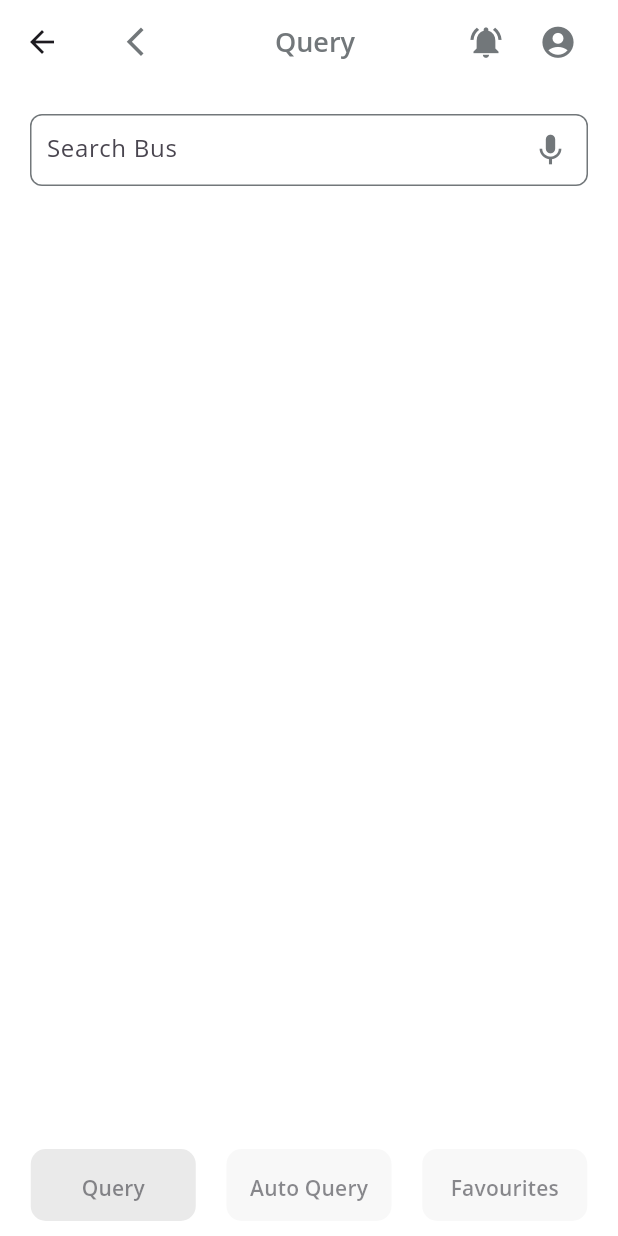
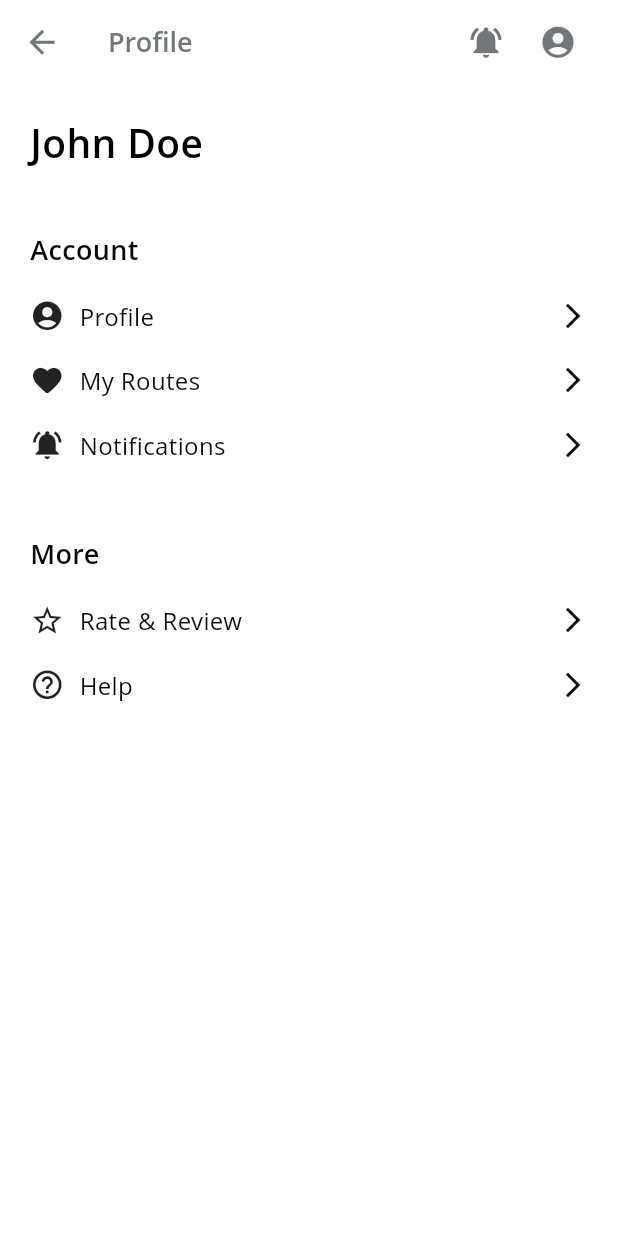
Before and after one commit to VanshitaKanodia/OnBoardApp, a Flutter app: the HomePage screen opened by its route, after a tap on the "account circle" icon, on a phone screen of 412 x 824 dp. Run offline on Flutter 3.47's test engine with Material 3 defaults, Android fonts, the phone set to English and light mode, and no system bars; our stand-ins replace flutter_blue, flutter_blue_plus, flutter_tts, get, otp_text_field, permission_handler and 1 more; missing offline and left inert: fl_country_code_picker; Roboto replaces fonts that are missing (Open Sans); statements that could not run were skipped.

Commit message:
profile page created

```diff
--- a/lib/auth_page/Init_page.dart
+++ b/lib/auth_page/Init_page.dart
@@ -14,7 +14,7 @@ class InitPage extends StatelessWidget {
               Container(
                 width: 412.96,
                 height: 412.96,
-                child: Image.asset("assets/img.png"),
+                child: Image.asset("assets/init_img.png"),
               ),
               GestureDetector(
                   onTap: () {
--- /dev/null
+++ b/lib/auth_page/profile_page.dart
@@ -0,0 +1,146 @@
+import 'package:flutter/material.dart';
+
+class ProfilePage extends StatelessWidget {
+
+  @override
+  Widget build(BuildContext context) {
+    return Scaffold(
+      backgroundColor: Colors.white,
+      appBar: AppBar(
+        iconTheme: IconThemeData(
+          size: 25,
+          color: Color(0xFF72777A),
+        ),
+        backgroundColor: Colors.white,
+        title: Row(
+          mainAxisAlignment: MainAxisAlignment.spaceBetween,
+          children: [
+            // IconButton(
+            //   iconSize: 23,
+            //   color: Color(0xFF72777A),
+            //   icon: Icon(Icons.clear_rounded),
+            //   onPressed: () {
+            //     // Handle back button pressed
+            //   },
+            // ),
+            Text(
+              'Profile',
+                textAlign: TextAlign.center,
+                style: TextStyle(
+                  color: Color(0xFF72777A),
+                  fontSize: 18,
+                  fontFamily: 'Open Sans',
+                  fontWeight: FontWeight.w600,
+                  height: 0.05,
+                )
+            ),
+            Row(
+              children: [
+                IconButton(
+                  icon: Icon(Icons.notifications_active),
+                  onPressed: () {
+                    // Handle notification button pressed
+                  },
+                ),
+                IconButton(
+                  icon: Icon(Icons.account_circle),
+                  onPressed: () {
+                    // Handle profile button pressed
+                    Navigator.pushNamed(context, 'profile_page');
+                  },
+                ),
+              ],
+            ),
+          ],
+        ),
+      ),
+      body: Padding(
+        padding: EdgeInsets.all(20.0),
+        child: Column(
+          crossAxisAlignment: CrossAxisAlignment.start,
+          children: [
+            Text(
+              'John Doe', // Replace with the actual name
+              style: TextStyle(
+                color: Colors.black,
+                fontSize: 26,
+                fontFamily: 'Open Sans',
+                fontWeight: FontWeight.w600,
+              ),
+            ),
+            SizedBox(height: 40),
+            Text(
+              'Account',
+              style: TextStyle(
+                color: Color(0xFF090A0A),
+                fontSize: 18,
+                fontFamily: 'Open Sans',
+                fontWeight: FontWeight.w600,
+              ),
+            ),
+            SizedBox(height: 10),
+            buildSubHeading(context, Icons.account_circle_rounded, 'Profile', () {
+              // Navigate to personal information page
+              Navigator.pushNamed(context, 'edit_profile');
+            }),
+            buildSubHeading(context, Icons.favorite_rounded, 'My Routes', () {
+              // Navigate to security page
+            }),
+            buildSubHeading(context, Icons.notifications_active, 'Notifications', () {
+              // Navigate to notifications page
+            }),
+            SizedBox(height: 38,),
+            // Add more subheadings as needed
+            Text(
+              'More',
+              style: TextStyle(
+                color: Color(0xFF090A0A),
+                fontSize: 18,
+                fontFamily: 'Open Sans',
+                fontWeight: FontWeight.w600,
+              ),
+            ),
+            SizedBox(height: 10),
+            buildSubHeading(context, Icons.star_outline_sharp, 'Rate & Review', () {
+              // Navigate to personal information page
+            }),
+            buildSubHeading(context, Icons.help_outline_rounded, 'Help', () {
+              // Navigate to security page
+            }),
+          ],
+        ),
+      ),
+    );
+  }
+
+  Widget buildSubHeading(BuildContext context, IconData icon, String text, Function() onTap) {
+    return InkWell(
+      onTap: onTap,
+      child: Padding(
+        padding: EdgeInsets.symmetric(vertical: 10),
+        child: Row(
+          children: [
+            Icon(icon,
+            size: 23,),
+            SizedBox(width: 10),
+            Expanded(
+              child: Text(
+                text,
+                style: TextStyle(
+                  color: Color(0xFF090A0A),
+                  fontSize: 16,
+                  fontFamily: 'Open Sans',
+                  fontWeight: FontWeight.w400,
+                ),
+              ),
+            ),
+            Icon(Icons.arrow_forward_ios,
+            size: 20,
+            color: Color(0xFF090A0A),
+            ),
+          ],
+        ),
+      ),
+    );
+  }
+}
--- a/lib/main.dart
+++ b/lib/main.dart
@@ -1,7 +1,9 @@
 import 'package:flutter/material.dart';
 import 'package:iwayplus_bluetooth/auth_page/Init_page.dart';
+import 'package:iwayplus_bluetooth/auth_page/edit_profile.dart';
 import 'package:iwayplus_bluetooth/auth_page/otp_screen.dart';
 import 'package:iwayplus_bluetooth/auth_page/logInPage.dart';
+import 'package:iwayplus_bluetooth/auth_page/profile_page.dart';
 import 'package:iwayplus_bluetooth/auth_page/signup_page.dart';
 import 'package:iwayplus_bluetooth/views/auto_query.dart';
 import 'package:iwayplus_bluetooth/views/home_page.dart';
@@ -24,7 +26,7 @@ class MyApp extends StatelessWidget {
         theme: ThemeData(
           primarySwatch: Colors.blue,
         ),
-        initialRoute: 'home_page',
+        initialRoute: 'init_page',
         routes: {
           'init_page' : (context) => InitPage(),
           'logIn_page' : (context) => LogInPage(),
@@ -34,6 +36,8 @@ class MyApp extends StatelessWidget {
           'query_page' : (context) => QueryPage(),
           'auto_query_page' : (context) => AutoQueryPage(),
           'myRoute_page': (context) => MyRoutes(),
+          'profile_page' : (context) => ProfilePage(),
+          'edit_profile': (context) => EditProfilePage(),
         },
       );
 }
--- a/lib/views/home_page.dart
+++ b/lib/views/home_page.dart
@@ -2,6 +2,7 @@ import 'package:flutter/material.dart';
 import 'package:iwayplus_bluetooth/views/auto_query.dart';
 import 'package:iwayplus_bluetooth/views/myRoute_page.dart';
 import 'package:iwayplus_bluetooth/views/query.dart';
+import 'package:permission_handler/permission_handler.dart';
 import 'package:persistent_bottom_nav_bar/persistent_tab_view.dart';
 
 class HomePage extends StatefulWidget {
@@ -16,6 +17,36 @@ class _HomePageState extends State<HomePage> {
   bool isQueryEnabled = false;
   bool isAutoQueryEnabled = false;
   bool isFavouriteModeEnabled = false;
+
+  @override
+  void initState() {
+    super.initState();
+    _requestBluetoothPermission();
+  }
+
+  void _requestBluetoothPermission() async {
+    var status = await Permission.bluetooth.request();
+    if (!status.isGranted) {
+      if (status.isDenied) {
+        // Permission is denied but not permanently
+        var reRequestStatus = await Permission.bluetooth.request();
+        if (reRequestStatus.isGranted) {
+          // Permission granted after re-requesting
+          // Handle the permission granted state
+        } else {
+          // Permission still not granted after re-requesting
+          // Handle the denied state
+          // You can show a dialog explaining why the permission is necessary
+          // and provide an option for the user to grant the permission manually
+        }
+      } else {
+        // Permission is denied permanently
+        // Handle the permanently denied state
+        // You can show a dialog explaining why the permission is necessary
+        // and provide an option for the user to go to settings and manually grant the permission
+      }
+    }
+  }
 
   // void _toggleQuery(bool value) {
   //   setState(() {
@@ -58,8 +89,7 @@ class _HomePageState extends State<HomePage> {
 
   @override
   Widget build(BuildContext context) {
-    return SafeArea(
-      child: Scaffold(
+    return Scaffold(
       backgroundColor: Colors.white,
       appBar: AppBar(
         backgroundColor: Colors.white,
@@ -101,6 +131,7 @@ class _HomePageState extends State<HomePage> {
                   icon: Icon(Icons.account_circle),
                   onPressed: () {
                     // Handle profile button pressed
+                    Navigator.pushNamed(context, 'profile_page');
                   },
                 ),
               ],
@@ -180,7 +211,6 @@ class _HomePageState extends State<HomePage> {
           ]
       ),
 
-      ),
     );
   }
   // @override
--- a/pubspec.yaml
+++ b/pubspec.yaml
@@ -73,7 +73,7 @@ flutter:
 
   # To add assets to your application, add an assets section, like this:
   assets:
-    - assets/img.png
+    - assets/
   #   - images/a_dot_ham.jpeg
 
   # An image asset can refer to one or more resolution-specific "variants", see
```
Also changed, not shown: lib/auth_page/edit_profile.dart (added, +225 -0 lines), lib/auth_page/logInPage.dart (+5 -3 lines), lib/views/auto_query.dart (+39 -4 lines), lib/views/query.dart (+22 -13 lines), assets/init_img.png (renamed from assets/img.png), assets/profile_img.png (added), 3 other files. Lines whose indentation alone changed are shown as unchanged.
